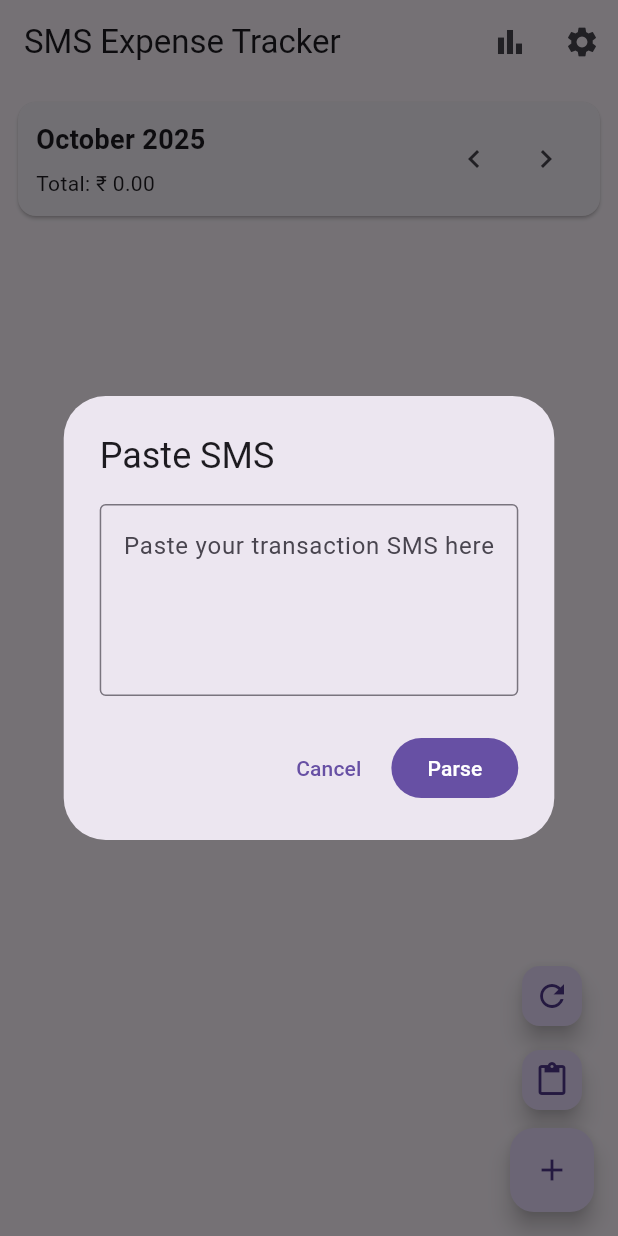
After one commit to Expense-Revolution/Arya, a Flutter app: the screen it shows after launch, after a tap on the "content paste" icon, on a phone screen of 412 x 824 dp. The commit adds this screen. Run offline on Flutter 3.47's test engine with Material 3 defaults, Android fonts, the phone set to English and light mode, and no system bars; our stand-ins replace device_info_plus, fl_chart, flutter_local_notifications, flutter_secure_storage, hive_ce, hive_ce_flutter and 2 more; missing offline and left inert: another_telephony; accounts and stored records are empty.

Commit message:
fix: reorganize imports and enhance platform-specific functionality in home and settings screens; add SMS paste dialog

```diff
--- a/lib/screens/home_screen.dart
+++ b/lib/screens/home_screen.dart
@@ -1,13 +1,16 @@
 import 'package:flutter/material.dart';
 import 'package:intl/intl.dart';
 import 'package:flutter/foundation.dart';
+import 'dart:async';
+
+// 🟢 deferred imports (load only when needed)
+import 'stats_screen.dart' deferred as stats;
+import 'settings_screen.dart' deferred as settings;
+
 import '../db/hive_helper.dart';
 import '../models/transaction_item.dart';
 import '../services/sms_service.dart';
-import 'stats_screen.dart';
-import 'settings_screen.dart';
-import 'dart:async';
-// import 'package:share_plus/share_plus.dart'; // optional - user can add if needed
+import '../widgets/sms_paste_dialog.dart';
 
 class HomeScreen extends StatefulWidget {
   const HomeScreen({super.key});
@@ -174,18 +177,22 @@
         title: const Text('SMS Expense Tracker'),
         actions: [
           IconButton(
-            onPressed: () {
-              Navigator.of(
-                context,
-              ).push(MaterialPageRoute(builder: (_) => const StatsScreen()));
+            onPressed: () async {
+              await stats.loadLibrary(); // load dynamically
+              if (!mounted) return;
+              Navigator.of(context).push(
+                MaterialPageRoute(builder: (_) => stats.StatsScreen()),
+              );
             },
             icon: const Icon(Icons.bar_chart),
           ),
           IconButton(
-            onPressed: () {
+            onPressed: () async {
+              await settings.loadLibrary(); // load dynamically
+              if (!mounted) return;
               Navigator.of(context).push(
                 MaterialPageRoute(
-                  builder: (_) => SettingsScreen(
+                  builder: (_) => settings.SettingsScreen(
                     onClear: () async {
                       await HiveHelper.deleteAll();
                       await _load();
@@ -408,6 +415,34 @@
                 child: const Icon(Icons.refresh),
               ),
             ),
+          // Paste SMS button - available on all platforms
+          Container(
+            margin: const EdgeInsets.only(bottom: 8),
+            child: FloatingActionButton.small(
+              heroTag: 'paste_sms',
+              onPressed: () async {
+                final result = await showDialog<TransactionItem?>(
+                  context: context,
+                  builder: (ctx) => SmsPasteDialog(
+                    onTransactionParsed: (transaction) async {
+                      await HiveHelper.insertTransaction(transaction);
+                      await _load();
+                    },
+                  ),
+                );
+                if (result != null) {
+                  if (!mounted) return;
+                  ScaffoldMessenger.of(context).showSnackBar(
+                    const SnackBar(
+                      content: Text('Transaction added from SMS'),
+                    ),
+                  );
+                }
+              },
+              tooltip: 'Paste SMS',
+              child: const Icon(Icons.paste),
+            ),
+          ),
           // Use an extended FAB on non-Android platforms for better discoverability
           if (!_isAndroid)
             FloatingActionButton.extended(
--- a/lib/services/notification_service.dart
+++ b/lib/services/notification_service.dart
@@ -1,5 +1,6 @@
 import 'package:flutter_local_notifications/flutter_local_notifications.dart';
 import 'package:flutter/material.dart';
+import 'dart:io' show Platform;
 import '../models/transaction_item.dart';
 
 class NotificationService {
@@ -14,18 +15,33 @@
   static Future<void> initialize() async {
     if (_initialized) return;
 
-    const androidSettings = AndroidInitializationSettings(
-      '@mipmap/ic_launcher',
-    );
-    const iosSettings = DarwinInitializationSettings(
+    // Skip initialization on Windows platform
+    if (Platform.isWindows) {
+      _initialized = true;
+      return;
+    }
+
+    // Ensure we're on a supported platform
+    if (!Platform.isAndroid && !Platform.isIOS && !Platform.isMacOS && !Platform.isLinux) {
+      _initialized = true;
+      return;
+    }
+
+    final initSettings = InitializationSettings(
+      android: const AndroidInitializationSettings('@mipmap/ic_launcher'),
+      iOS: const DarwinInitializationSettings(
         requestAlertPermission: true,
         requestBadgePermission: true,
         requestSoundPermission: true,
-    );
-
-    const initSettings = InitializationSettings(
-      android: androidSettings,
-      iOS: iosSettings,
+      ),
+      macOS: const DarwinInitializationSettings(
+        requestAlertPermission: true,
+        requestBadgePermission: true,
+        requestSoundPermission: true,
+      ),
+      linux: const LinuxInitializationSettings(
+        defaultActionName: 'Open notification',
+      ),
     );
 
     await _notifications.initialize(
@@ -59,12 +75,20 @@
   ) async {
     if (!_initialized) await initialize();
 
+    // Skip showing notifications on Windows
+    if (Platform.isWindows) {
+      return;
+    }
+
     final amount = transaction.amount.toStringAsFixed(2);
     final title = transaction.isDebit
         ? 'New Expense Detected'
         : 'New Credit Detected';
     final body = '₹$amount - ${transaction.category} (${transaction.source})';
 
+    NotificationDetails? details;
+
+    if (Platform.isAndroid) {
       final androidDetails = AndroidNotificationDetails(
         _channelId,
         _channelName,
@@ -73,17 +97,36 @@
         priority: Priority.high,
         ticker: 'New transaction',
       );
-
-    final iosDetails = const DarwinNotificationDetails(
+      details = NotificationDetails(android: androidDetails);
+    } else if (Platform.isIOS) {
+      const iosDetails = DarwinNotificationDetails(
         presentAlert: true,
         presentBadge: true,
         presentSound: true,
       );
+      details = const NotificationDetails(iOS: iosDetails);
+    } else if (Platform.isMacOS) {
+      const macOSDetails = DarwinNotificationDetails(
+        presentAlert: true,
+        presentBadge: true,
+        presentSound: true,
+      );
+      details = const NotificationDetails(macOS: macOSDetails);
+    } else if (Platform.isLinux) {
+      const linuxDetails = LinuxNotificationDetails(
+        actions: [
+          LinuxNotificationAction(
+            key: 'view',
+            label: 'View Transaction',
+          ),
+        ],
+        urgency: LinuxNotificationUrgency.normal,
+      );
+      details = const NotificationDetails(linux: linuxDetails);
+    }
 
-    final details = NotificationDetails(
-      android: androidDetails,
-      iOS: iosDetails,
-    );
+    // If we couldn't create platform-specific details, return
+    if (details == null) return;
 
     await _notifications.show(
       transaction.hashCode, // Use hash as notification ID
--- /dev/null
+++ b/lib/widgets/sms_paste_dialog.dart
@@ -0,0 +1,103 @@
+import 'package:flutter/material.dart';
+import '../services/sms_parser.dart';
+import '../models/transaction_item.dart';
+
+class SmsPasteDialog extends StatefulWidget {
+  final Function(TransactionItem) onTransactionParsed;
+
+  const SmsPasteDialog({
+    super.key,
+    required this.onTransactionParsed,
+  });
+
+  @override
+  State<SmsPasteDialog> createState() => _SmsPasteDialogState();
+}
+
+class _SmsPasteDialogState extends State<SmsPasteDialog> {
+  final _controller = TextEditingController();
+  String? _errorText;
+  bool _isProcessing = false;
+
+  void _parseSms() async {
+    final smsText = _controller.text.trim();
+    if (smsText.isEmpty) {
+      setState(() {
+        _errorText = 'Please paste an SMS message';
+      });
+      return;
+    }
+
+    setState(() {
+      _isProcessing = true;
+      _errorText = null;
+    });
+
+    try {
+      // Parse the SMS using current date since it's a manual entry
+      final transaction = SmsParser.tryParse('Manual Entry', smsText, DateTime.now());
+      if (transaction != null) {
+        widget.onTransactionParsed(transaction);
+        if (mounted) {
+          Navigator.of(context).pop();
+        }
+      } else {
+        setState(() {
+          _errorText = 'Could not parse transaction from this SMS';
+          _isProcessing = false;
+        });
+      }
+    } catch (e) {
+      if (mounted) {
+        setState(() {
+          _errorText = 'Error parsing SMS: ${e.toString()}';
+          _isProcessing = false;
+        });
+      }
+    }
+  }
+
+  @override
+  void dispose() {
+    _controller.dispose();
+    super.dispose();
+  }
+
+  @override
+  Widget build(BuildContext context) {
+    return AlertDialog(
+      title: const Text('Paste SMS'),
+      content: Column(
+        mainAxisSize: MainAxisSize.min,
+        children: [
+          TextField(
+            controller: _controller,
+            decoration: InputDecoration(
+              hintText: 'Paste your transaction SMS here',
+              errorText: _errorText,
+              border: const OutlineInputBorder(),
+            ),
+            maxLines: 4,
+            textInputAction: TextInputAction.done,
+            onSubmitted: (_) => _parseSms(),
+          ),
+          if (_isProcessing)
+            const Padding(
+              padding: EdgeInsets.only(top: 16.0),
+              child: CircularProgressIndicator(),
+            ),
+        ],
+      ),
+      actions: [
+        TextButton(
+          onPressed: Navigator.of(context).pop,
+          child: const Text('Cancel'),
+        ),
+        FilledButton(
+          onPressed: _isProcessing ? null : _parseSms,
+          child: const Text('Parse'),
+        ),
+      ],
+    );
+  }
+}
--- a/pubspec.yaml
+++ b/pubspec.yaml
@@ -16,7 +16,7 @@
 # https://developer.apple.com/library/archive/documentation/General/Reference/InfoPlistKeyReference/Articles/CoreFoundationKeys.html
 # In Windows, build-name is used as the major, minor, and patch parts
 # of the product and file versions while build-number is used as the build suffix.
-version: 0.0.4-pre
+version: 0.0.5-pre
 
 environment:
   sdk: ^3.9.2
```
Also changed, not shown: lib/screens/settings_screen.dart (+4 -4 lines), 1 other file. Lines whose indentation alone changed are shown as unchanged.
